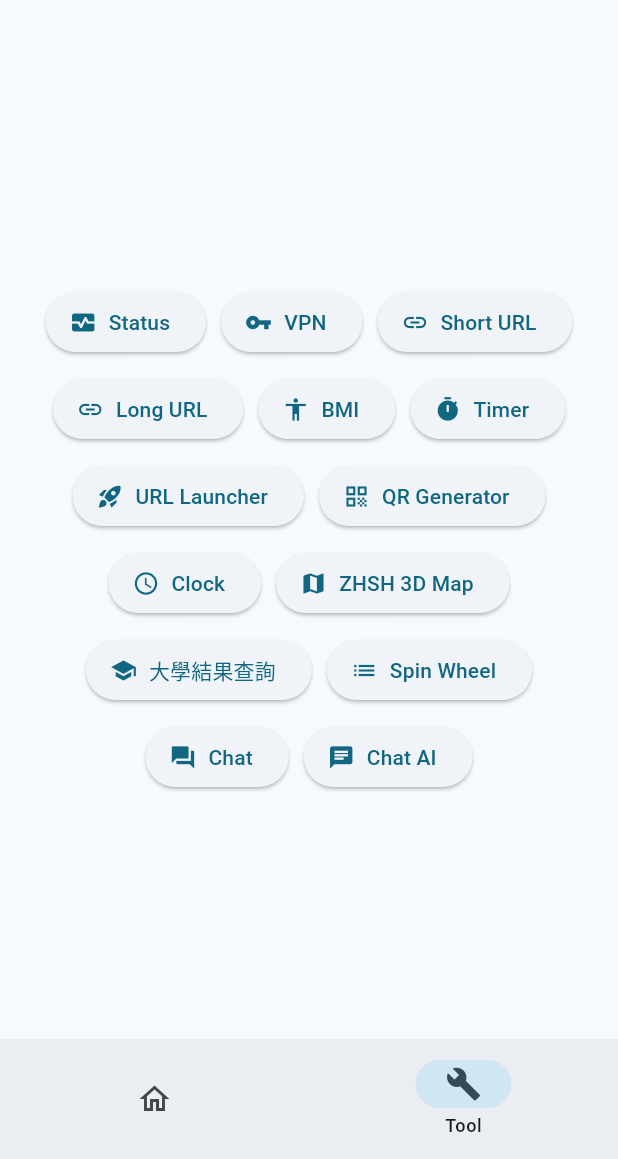
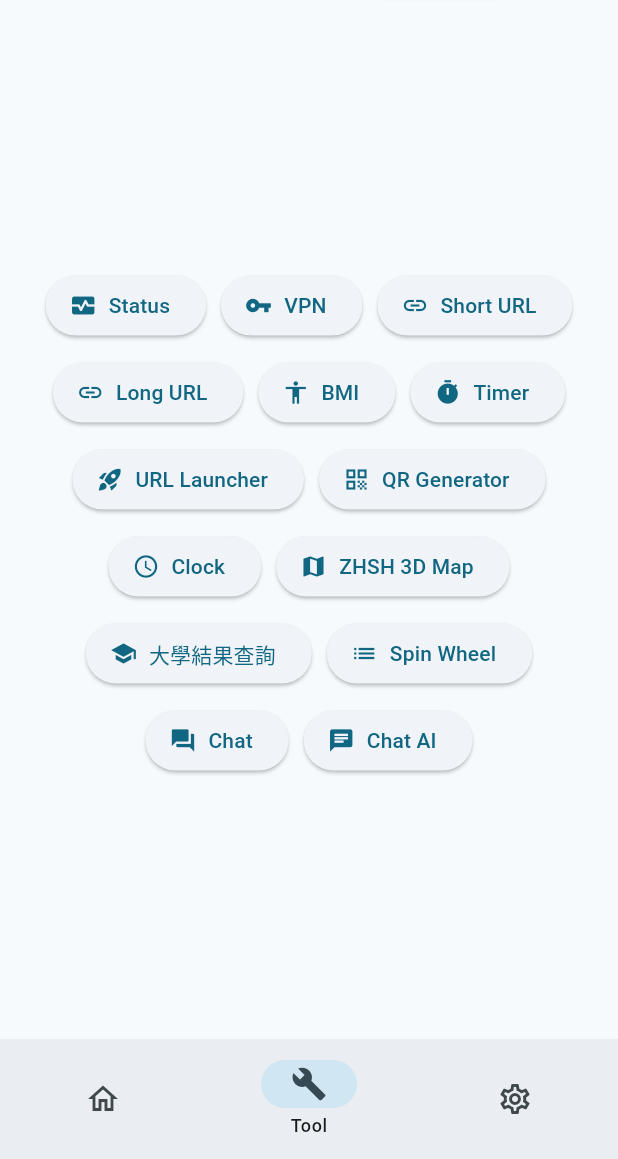
Before and after one commit to jhihyulin/WEBSITE, a Flutter app: the screen it shows after launch, item 2 of the bottom bar chosen, on a phone screen of 412 x 824 dp, the part 77-1236 px from its top. Run offline on Flutter 3.47's test engine with Material 2 defaults, Android fonts, the phone set to English and light mode, and no system bars; our stand-ins replace animated_text_kit, cloud_firestore, firebase_auth, firebase_core, firebase_database, flutter_colorpicker and 5 more; missing offline and left inert: chat_gpt_sdk, firebase_app_check, firebase_ui_auth, firebase_ui_oauth_facebook, firebase_ui_oauth_google, firebase_ui_oauth_twitter and 4 more; accounts and stored records are empty; statements that could not run were skipped; project files that could hold a hidden picture were left out.

Commit message:
Update Navigation

```diff
--- a/lib/home.dart
+++ b/lib/home.dart
@@ -19,7 +19,7 @@ class HomePage extends StatelessWidget {
                   //maxWidth: 700,
                   minHeight: MediaQuery.of(context).size.height -
                       AppBar().preferredSize.height -
-                      58, //BottomNavigationBar Height
+                      80, //NavigationBar Height
                 ),
                 child: Column(
                   mainAxisAlignment: MainAxisAlignment.center,
--- a/lib/main.dart
+++ b/lib/main.dart
@@ -11,7 +11,7 @@ import 'home.dart';
 import 'provider/theme.dart';
 import 'tool.dart';
 import 'firebase_options.dart';
-import 'pages/setting.dart';
+import 'setting.dart';
 import 'pages/load_failed.dart';
 import 'pages/profile.dart' deferred as profile;
 import 'pages/sign_in.dart' deferred as sign_in;
@@ -279,9 +279,6 @@ class _MyAppState extends State<MyApp> {
                       return chat.ChatPage();
                     });
                     break;
-                  case '/setting':
-                    builder = (BuildContext context) => const SettingPage();
-                    break;
                   case '/tool':
                     builder = (BuildContext context) =>
                         NavigationController(inputIndex: 1);
@@ -359,9 +356,11 @@ class _NavigationControllerState extends State<NavigationController> {
     });
   }
 
-  final List<Widget> pages = [const HomePage(), ToolPage()];
-
-  bool _extended = false;
+  final List<Widget> pages = [
+    const HomePage(),
+    ToolPage(),
+    const SettingPage()
+  ];
 
   @override
   Widget build(BuildContext context) {
@@ -422,56 +421,31 @@ class _NavigationControllerState extends State<NavigationController> {
                 SafeArea(
                   child: IntrinsicWidth(
                     child: NavigationRail(
-                        labelType: NavigationRailLabelType.none,
+                      labelType: NavigationRailLabelType.selected,
                       selectedIndex: _currentIndex,
-                        destinations: [
-                          const NavigationRailDestination(
+                      destinations: const [
+                        NavigationRailDestination(
                           icon: Icon(Icons.home_outlined),
                           selectedIcon: Icon(Icons.home),
                           label: Text('Home'),
                         ),
-                          const NavigationRailDestination(
+                        NavigationRailDestination(
                           icon: Icon(Icons.build_outlined),
                           selectedIcon: Icon(Icons.build),
                           label: Text('Tool'),
                         ),
                         NavigationRailDestination(
-                            icon: TextButton(
-                                onPressed: () {
-                                  setState(() => _extended = !_extended);
-                                },
-                                child: Icon(_extended
-                                    ? Icons.arrow_left
-                                    : Icons.arrow_right)),
-                            label: _extended
-                                ? const Text('Close')
-                                : const Text(''),
+                          icon: Icon(Icons.settings_outlined),
+                          selectedIcon: Icon(Icons.settings),
+                          label: Text('Setting'),
                         ),
                       ],
-                        extended: _extended,
                       onDestinationSelected: (int index) {
                         setState(() {
-                            if (index == 2) {
-                              setState(() => _extended = !_extended);
-                            } else {
                           _onItemClick(index);
-                            }
                         });
                       },
-                        trailing: _extended
-                            ? ElevatedButton.icon(
-                                onPressed: () {
-                                  Navigator.pushNamed(context, '/setting');
-                                },
-                                icon: const Icon(Icons.settings),
-                                label: const Text('Setting'),
-                              )
-                            : TextButton(
-                                onPressed: () {
-                                  Navigator.pushNamed(context, '/setting');
-                                },
-                                child: const Icon(Icons.settings),
-                              )),
+                    ),
                   ),
                 ),
                 Expanded(
@@ -498,6 +472,12 @@ class _NavigationControllerState extends State<NavigationController> {
                       : const Icon(Icons.build_outlined),
                   label: 'Tool',
                 ),
+                NavigationDestination(
+                  icon: _currentIndex == 2
+                      ? const Icon(Icons.settings)
+                      : const Icon(Icons.settings_outlined),
+                  label: 'Setting',
+                ),
               ],
             )
           : null,
--- a/lib/tool.dart
+++ b/lib/tool.dart
@@ -86,7 +86,7 @@ class ToolPage extends StatelessWidget {
                   maxWidth: 700,
                   minHeight: MediaQuery.of(context).size.height -
                       AppBar().preferredSize.height -
-                      58, //BottomNavigationBar Height
+                      80, //NavigationBar Height
                 ),
                 padding: const EdgeInsets.all(10),
                 child: Column(
```
Also changed, not shown: lib/pages/setting.dart (deleted, +0 -320 lines), lib/setting.dart (added, +308 -0 lines). Lines whose indentation alone changed are shown as unchanged.
